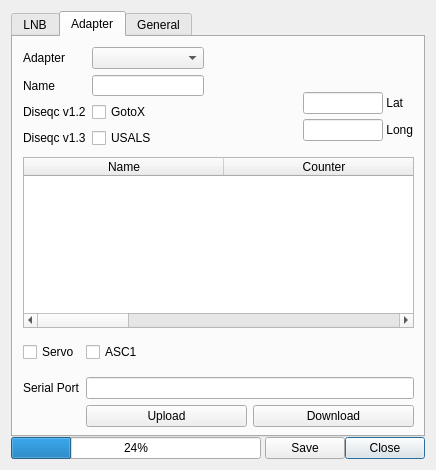
First picture: the form in settings.ui, repository stahir/updatedvb, before the edit.
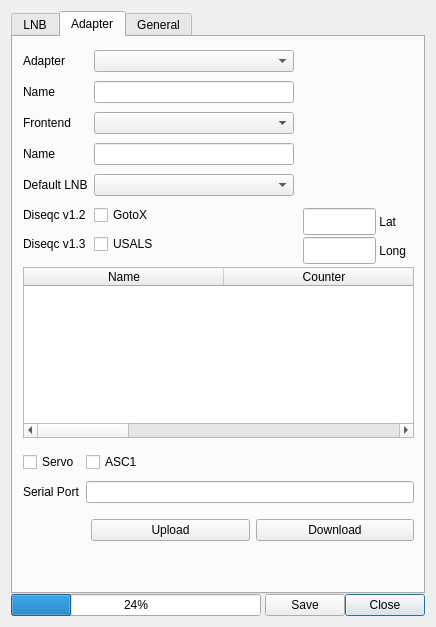
Second picture: the form after the edit.

What changed in the file:
```diff
--- a/settings.ui
+++ b/settings.ui
@@ -7,7 +7,7 @@
     <x>0</x>
     <y>0</y>
     <width>436</width>
-    <height>470</height>
+    <height>627</height>
    </rect>
   </property>
   <property name="sizePolicy">
@@ -361,26 +361,29 @@
           <rect>
            <x>10</x>
            <y>10</y>
-           <width>181</width>
-           <height>101</height>
+           <width>271</width>
+           <height>217</height>
           </rect>
          </property>
          <layout class="QGridLayout" name="gridLayout_3">
-          <item row="2" column="0">
+          <item row="4" column="1">
+           <widget class="QComboBox" name="comboBox_default_lnb"/>
+          </item>
+          <item row="5" column="0">
            <widget class="QLabel" name="label_15">
             <property name="text">
              <string>Diseqc v1.2</string>
             </property>
            </widget>
           </item>
-          <item row="3" column="1">
+          <item row="6" column="1">
            <widget class="QCheckBox" name="checkBox_diseqc_v13">
             <property name="text">
              <string>USALS</string>
             </property>
            </widget>
           </item>
-          <item row="3" column="0">
+          <item row="6" column="0">
            <widget class="QLabel" name="label_8">
             <property name="text">
              <string>Diseqc v1.3</string>
@@ -397,23 +400,50 @@
             </property>
            </widget>
           </item>
-          <item row="2" column="1">
+          <item row="1" column="0">
+           <widget class="QLabel" name="label_13">
+            <property name="text">
+             <string>Name</string>
+            </property>
+           </widget>
+          </item>
+          <item row="1" column="1">
+           <widget class="QLineEdit" name="lineEdit_adapter_name"/>
+          </item>
+          <item row="5" column="1">
            <widget class="QCheckBox" name="checkBox_diseqc_v12">
             <property name="text">
              <string>GotoX</string>
             </property>
            </widget>
           </item>
-          <item row="1" column="1">
-           <widget class="QLineEdit" name="lineEdit_adapter_name"/>
+          <item row="4" column="0">
+           <widget class="QLabel" name="label_16">
+            <property name="text">
+             <string>Default LNB</string>
+            </property>
+           </widget>
           </item>
-          <item row="1" column="0">
-           <widget class="QLabel" name="label_13">
+          <item row="2" column="0">
+           <widget class="QLabel" name="label_17">
+            <property name="text">
+             <string>Frontend</string>
+            </property>
+           </widget>
+          </item>
+          <item row="3" column="0">
+           <widget class="QLabel" name="label_18">
             <property name="text">
              <string>Name</string>
             </property>
            </widget>
           </item>
+          <item row="2" column="1">
+           <widget class="QComboBox" name="comboBox_frontend"/>
+          </item>
+          <item row="3" column="1">
+           <widget class="QLineEdit" name="lineEdit_frontend_name"/>
+          </item>
          </layout>
         </widget>
         <widget class="QWidget" name="gridWidget_cords" native="true">
@@ -441,56 +471,13 @@
           <property name="spacing">
            <number>0</number>
           </property>
-          <item row="0" column="0">
-           <widget class="QLineEdit" name="lineEdit_lat">
-            <property name="maximumSize">
-             <size>
-              <width>80</width>
-              <height>16777215</height>
-             </size>
-            </property>
-           </widget>
-          </item>
-          <item row="0" column="1">
-           <widget class="QLabel" name="label_lat">
-            <property name="text">
-             <string> Lat</string>
-            </property>
-           </widget>
-          </item>
-          <item row="1" column="0">
-           <widget class="QLineEdit" name="lineEdit_long">
-            <property name="enabled">
-             <bool>true</bool>
-            </property>
-            <property name="sizePolicy">
-             <sizepolicy hsizetype="Expanding" vsizetype="Fixed">
-              <horstretch>0</horstretch>
-              <verstretch>0</verstretch>
-             </sizepolicy>
-            </property>
-            <property name="maximumSize">
-             <size>
-              <width>80</width>
-              <height>16777215</height>
-             </size>
-            </property>
-           </widget>
-          </item>
-          <item row="1" column="1">
-           <widget class="QLabel" name="label_long">
-            <property name="text">
-             <string> Long</string>
-            </property>
-           </widget>
-          </item>
          </layout>
         </widget>
         <widget class="QTableWidget" name="tableWidget_diseqc_v12">
          <property name="geometry">
           <rect>
            <x>10</x>
-           <y>120</y>
+           <y>230</y>
            <width>391</width>
            <height>171</height>
           </rect>
@@ -523,7 +510,7 @@
          <property name="geometry">
           <rect>
            <x>10</x>
-           <y>300</y>
+           <y>410</y>
            <width>391</width>
            <height>31</height>
           </rect>
@@ -562,9 +549,9 @@
          <property name="geometry">
           <rect>
            <x>10</x>
-           <y>340</y>
+           <y>440</y>
            <width>391</width>
-           <height>51</height>
+           <height>31</height>
           </rect>
          </property>
          <layout class="QGridLayout" name="gridLayout_asc1">
@@ -583,36 +570,111 @@
           <property name="spacing">
            <number>6</number>
           </property>
-          <item row="0" column="0">
+          <item row="1" column="1">
            <widget class="QLabel" name="label_10">
             <property name="text">
              <string>Serial Port</string>
             </property>
            </widget>
           </item>
-          <item row="0" column="1">
+          <item row="1" column="2">
            <widget class="QLineEdit" name="lineEdit_asc1_serialport"/>
           </item>
-          <item row="1" column="1">
-           <layout class="QHBoxLayout" name="horizontalLayout_2">
-            <item>
-             <widget class="QPushButton" name="pushButton_asc1_upload">
-              <property name="text">
-               <string>Upload</string>
-              </property>
-             </widget>
-            </item>
-            <item>
-             <widget class="QPushButton" name="pushButton_asc1_download">
-              <property name="text">
-               <string>Download</string>
-              </property>
-             </widget>
-            </item>
-           </layout>
+         </layout>
+        </widget>
+        <widget class="QWidget" name="layoutWidget">
+         <property name="geometry">
+          <rect>
+           <x>78</x>
+           <y>479</y>
+           <width>323</width>
+           <height>29</height>
+          </rect>
+         </property>
+         <layout class="QHBoxLayout" name="horizontalLayout_2">
+          <item>
+           <widget class="QPushButton" name="pushButton_asc1_upload">
+            <property name="text">
+             <string>Upload</string>
+            </property>
+           </widget>
           </item>
+          <item>
+           <widget class="QPushButton" name="pushButton_asc1_download">
+            <property name="text">
+             <string>Download</string>
+            </property>
+           </widget>
+          </item>
          </layout>
         </widget>
+        <widget class="QLineEdit" name="lineEdit_long">
+         <property name="enabled">
+          <bool>true</bool>
+         </property>
+         <property name="geometry">
+          <rect>
+           <x>290</x>
+           <y>200</y>
+           <width>73</width>
+           <height>27</height>
+          </rect>
+         </property>
+         <property name="sizePolicy">
+          <sizepolicy hsizetype="Expanding" vsizetype="Fixed">
+           <horstretch>0</horstretch>
+           <verstretch>0</verstretch>
+          </sizepolicy>
+         </property>
+         <property name="maximumSize">
+          <size>
+           <width>80</width>
+           <height>16777215</height>
+          </size>
+         </property>
+        </widget>
+        <widget class="QLineEdit" name="lineEdit_lat">
+         <property name="geometry">
+          <rect>
+           <x>290</x>
+           <y>171</y>
+           <width>73</width>
+           <height>27</height>
+          </rect>
+         </property>
+         <property name="maximumSize">
+          <size>
+           <width>80</width>
+           <height>16777215</height>
+          </size>
+         </property>
+        </widget>
+        <widget class="QLabel" name="label_long">
+         <property name="geometry">
+          <rect>
+           <x>363</x>
+           <y>200</y>
+           <width>38</width>
+           <height>27</height>
+          </rect>
+         </property>
+         <property name="text">
+          <string> Long</string>
+         </property>
+        </widget>
+        <widget class="QLabel" name="label_lat">
+         <property name="geometry">
+          <rect>
+           <x>363</x>
+           <y>171</y>
+           <width>38</width>
+           <height>27</height>
+          </rect>
+         </property>
+         <property name="text">
+          <string> Lat</string>
+         </property>
+        </widget>
        </widget>
        <widget class="QWidget" name="tab_General">
         <attribute name="title">
```
Left out of the diff: 15 changed lines with no effect on the pictures.
